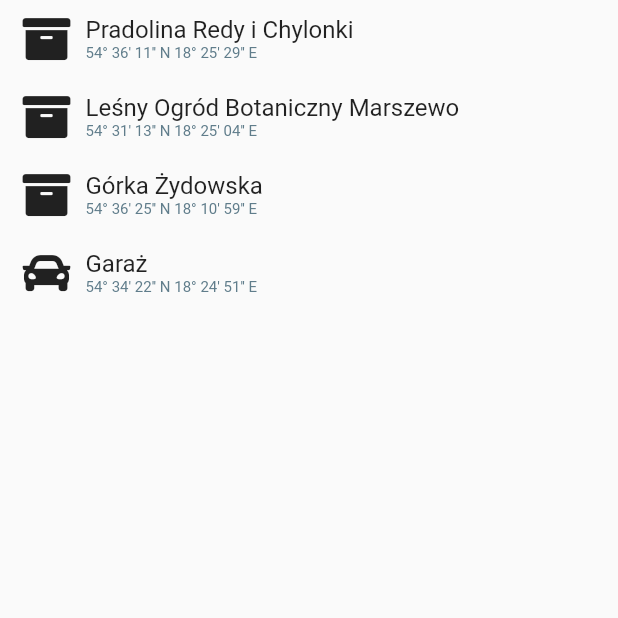
After one commit to UltimateVision/pathfinder, a Flutter app: the PoiListPage screen opened directly, on a phone screen of 412 x 824 dp, the top half of it. The commit adds this screen. Run offline on Flutter 3.47's test engine with Material 2 defaults, Android fonts, the phone set to English and light mode, and no system bars; our stand-ins replace bloc, flutter_bloc, geolocator; missing offline and left inert: flutter_sensor_compass.

Commit message:
POI List

```diff
--- /dev/null
+++ b/lib/bloc/poi_list_bloc.dart
@@ -0,0 +1,43 @@
+import 'package:flutter_bloc/flutter_bloc.dart';
+import 'package:pathfinder/data/poi_repository.dart';
+import 'package:pathfinder/model/poi.dart';
+
+class PoiListBloc extends Bloc<PoiListEvent, PoiListState> {
+  final PoiRepository repository = PoiRepository();
+
+  PoiListBloc() : super(PoiListState([]));
+
+  @override
+  Stream<PoiListState> mapEventToState(PoiListEvent event) async* {
+    switch (event.type) {
+      case PoiListEventType.fetch:
+        yield PoiListState(repository.getPoiList());
+        break;
+      case PoiListEventType.add:
+        yield PoiListState(state.poiList + [event.poi]);
+        break;
+      case PoiListEventType.remove:
+        state.poiList.remove(event.poi);
+        yield PoiListState(state.poiList);
+        break;
+    }
+  }
+
+}
+
+enum PoiListEventType { fetch, add, remove }
+
+class PoiListEvent {
+  final PoiListEventType type;
+  final Poi poi;
+
+  PoiListEvent(this.type, { this.poi });
+}
+
+class PoiListState {
+  final List<Poi> poiList;
+
+  PoiListState(this.poiList);
+
+  PoiListState copy({List<Poi> poiList}) => PoiListState(poiList ?? this.poiList);
+}
--- /dev/null
+++ b/lib/data/poi_repository.dart
@@ -0,0 +1,16 @@
+import 'package:pathfinder/model/basic_position.dart';
+import 'package:pathfinder/model/poi.dart';
+import 'package:pathfinder/util/geo_utils.dart';
+
+class PoiRepository {
+  List<Poi> getPoiList() {
+    return [
+      Poi("Pradolina Redy i Chylonki", PoiType.cache, BasicPosition(54.60333, 18.4248)),
+      Poi("Leśny Ogród Botaniczny Marszewo", PoiType.cache,
+          BasicPosition(GeoUtils.dmmToDecimal(54.0, 31.229), GeoUtils.dmmToDecimal(18, 25.078))),
+      Poi("Górka Żydowska", PoiType.cache,
+          BasicPosition(GeoUtils.dmmToDecimal(54, 36.432), GeoUtils.dmmToDecimal(18, 10.991))),
+      Poi("Garaż", PoiType.car, BasicPosition(54.572898, 18.414437))
+    ];
+  }
+}
--- a/lib/main.dart
+++ b/lib/main.dart
@@ -4,6 +4,7 @@ import 'package:flutter_bloc/flutter_bloc.dart';
 import 'package:geolocator/geolocator.dart';
 import 'package:pathfinder/bloc/compass_bloc.dart';
 import 'package:pathfinder/bloc/geolocation_bloc.dart';
+import 'package:pathfinder/bloc/poi_list_bloc.dart';
 import 'package:pathfinder/ui/pages/compass_page.dart';
 
 void main() {
@@ -29,7 +30,7 @@ class MyApp extends StatelessWidget {
           BlocProvider(create: (context) => CompassBloc(CompassState(0.0, 0.0))),
           BlocProvider(
               create: (context) =>
-                  GeolocationBloc(GeolocationState(Position(latitude: 0.0, longitude: 0.0, altitude: 0.0))))
+                  GeolocationBloc(GeolocationState(Position(latitude: 0.0, longitude: 0.0, altitude: 0.0)))),
         ],
         child: CompassPage(),
       ),
--- /dev/null
+++ b/lib/model/basic_position.dart
@@ -0,0 +1,6 @@
+class BasicPosition {
+  final double latitude;
+  final double longitude;
+
+  BasicPosition(this.latitude, this.longitude);
+}
--- /dev/null
+++ b/lib/model/poi.dart
@@ -0,0 +1,12 @@
+import 'package:pathfinder/model/basic_position.dart';
+
+class Poi {
+  final String name;
+  final String description;
+  final PoiType type;
+  final BasicPosition position;
+
+  Poi(this.name, this.type, this.position, {this.description = ""});
+}
+
+enum PoiType { cache, car, home, backtrack }
--- /dev/null
+++ b/lib/ui/pages/poi_list_page.dart
@@ -0,0 +1,59 @@
+import 'package:flutter/material.dart';
+import 'package:flutter_bloc/flutter_bloc.dart';
+import 'package:pathfinder/bloc/poi_list_bloc.dart';
+import 'package:pathfinder/font_awesome_5.dart';
+import 'package:pathfinder/model/poi.dart';
+import 'package:pathfinder/util/geo_formating_utils.dart';
+
+class PoiListPage extends StatefulWidget {
+  @override
+  State<StatefulWidget> createState() => _PoiListState();
+}
+
+class _PoiListState extends State<PoiListPage> {
+  static const Map<PoiType, IconData> _icons = {
+    PoiType.cache: FontAwesome5.archive,
+    PoiType.car: FontAwesome5.car,
+    PoiType.home: FontAwesome5.home,
+    PoiType.backtrack: FontAwesome5.history
+  };
+
+  PoiListBloc _bloc;
+
+  @override
+  void initState() {
+    super.initState();
+    _bloc = BlocProvider.of<PoiListBloc>(context);
+    _bloc.add(PoiListEvent(PoiListEventType.fetch));
+  }
+
+  @override
+  Widget build(BuildContext context) {
+    return Scaffold(
+      body: BlocBuilder<PoiListBloc, PoiListState>(
+          builder: (context, state) => ListView.builder(
+              itemCount: state.poiList.length, itemBuilder: (context, index) => _buildRow(state.poiList[index]))),
+    );
+  }
+
+  Widget _buildRow(Poi poi) => Padding(
+      padding: EdgeInsets.only(left: 15.0, top: 10.0, bottom: 10.0),
+      child: Row(mainAxisAlignment: MainAxisAlignment.start, crossAxisAlignment: CrossAxisAlignment.center, children: [
+        Padding(padding: EdgeInsets.only(right: 10.0), child: Icon(_icons[poi.type], size: 32.0)),
+        Column(
+          mainAxisAlignment: MainAxisAlignment.center,
+          crossAxisAlignment: CrossAxisAlignment.start,
+          children: [
+            Text(
+              poi.name,
+              style: TextStyle(fontSize: 16.0),
+              overflow: TextOverflow.ellipsis,
+            ),
+            Text(
+              "${GeoFormattingUtils.formatLatitude(poi.position.latitude)} ${GeoFormattingUtils.formatLongitude(poi.position.longitude)}",
+              style: TextStyle(fontSize: 10.0, color: Colors.blueGrey),
+            )
+          ],
+        )
+      ]));
+}
--- a/lib/util/geo_formating_utils.dart
+++ b/lib/util/geo_formating_utils.dart
@@ -40,6 +40,6 @@ class GeoFormattingUtils {
     int minutes = ((coordinate - degrees) * 60.0).truncate();
     int seconds = ((((coordinate - degrees) * 60.0) - minutes) * 60.0).truncate();
 
-    return "$degrees\u00B0 $minutes' $seconds''";
+    return "${degrees.toString().padLeft(2, '0')}\u00B0 ${minutes.toString().padLeft(2, '0')}' ${seconds.toString().padLeft(2, '0')}''";
   }
 }
```
Also changed, not shown: lib/ui/pages/compass_page.dart (+18 -11 lines), lib/util/geo_utils.dart (+8 -0 lines).
